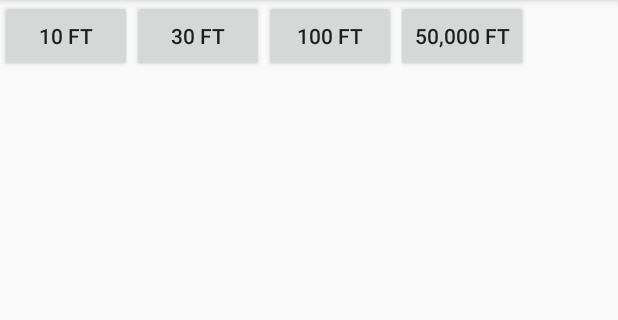
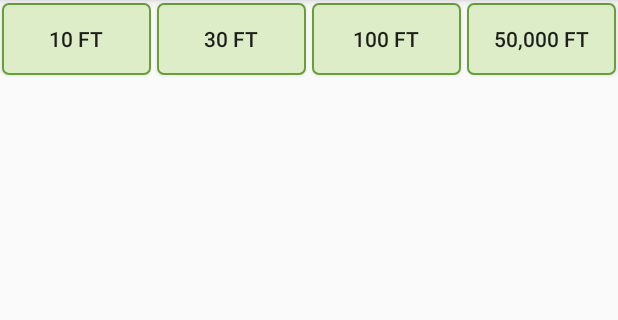
Before and after one commit to ingamontclair/TreeLog, an Android app: the screen it shows after launch once a user with an empty profile is signed in (TreeListFiltered), in the options menu, after a tap on "Filtered Tree List", on a phone screen of 412 x 824 dp, the part 84-404 px from its top. Run offline under Robolectric (Android 15) with nearby library versions, the light colour scheme and no system bars; our stand-ins replace ButterKnife, Firebase (no records; nobody signed in at launch, a user with empty details on screens opened directly); libraries missing offline, so code that uses them is left out: com.firebase.ui.

Commit message:
Session on New Tree is crearing now. Elion's buttons got our cool regular style :)

```diff
--- a/app/src/main/java/com/montclair/puma/treelog/utils/BaseActivity.java
+++ b/app/src/main/java/com/montclair/puma/treelog/utils/BaseActivity.java
@@ -17,6 +17,8 @@ import com.montclair.puma.treelog.TreeList;
 import com.montclair.puma.treelog.TreeListFiltered;
 import com.montclair.puma.treelog.WelcomeActivity;
 import com.google.firebase.auth.FirebaseAuth;
+import com.montclair.puma.treelog.models.TreeData;
+import com.montclair.puma.treelog.models.TreeSession;
 
 /**
  * Created by elionlimanaj on 4/26/17.
@@ -47,6 +49,7 @@ public class BaseActivity extends AppCompatActivity {
                 return true;
             case R.id.menu_new_tree:
                 //start activity to make a new tree
+                TreeSession.getInstance().setTreeData(new TreeData()); //clear session
                 intent = new Intent(this, LocateNewTree.class);
                 startActivity(intent);
                 //Toast.makeText(WelcomeActivity.this, "New tree clicked", Toast.LENGTH_LONG).show();
--- a/app/src/main/java/com/montclair/puma/treelog/utils/LocationActivity.java
+++ b/app/src/main/java/com/montclair/puma/treelog/utils/LocationActivity.java
@@ -35,6 +35,7 @@ public class LocationActivity extends BaseActivity
     protected void onCreate(Bundle savedInstanceState) {
         super.onCreate(savedInstanceState);
         buildGoogleApiClient();
+        //every time we use Locate tree button while creating new tree LocationRequest retirns new updated location of the phone
         LocationSettingsRequest.Builder builder = new LocationSettingsRequest.Builder()
                 .addLocationRequest(createLocationRequest());
     }
@@ -112,10 +113,10 @@ public class LocationActivity extends BaseActivity
     }
 
     protected LocationRequest createLocationRequest() {
-        LocationRequest mLocationRequest = new LocationRequest();
-        mLocationRequest.setInterval(10000);
-        mLocationRequest.setFastestInterval(5000);
-        mLocationRequest.setPriority(LocationRequest.PRIORITY_HIGH_ACCURACY);
+        LocationRequest mLocationRequest = new LocationRequest(); //initializing new location request object
+        mLocationRequest.setInterval(10000); //10 seconds is interval for requst updates
+        mLocationRequest.setFastestInterval(5000); //5 sec This method sets the fastest rate in milliseconds at which your app can handle location updates.
+        mLocationRequest.setPriority(LocationRequest.PRIORITY_HIGH_ACCURACY);//request the most precise location possible. With this setting, the location services are more likely to use GPS to determine the location.
         return mLocationRequest;
     }
 }
--- a/app/src/main/res/layout/activity_tree_list_filtered.xml
+++ b/app/src/main/res/layout/activity_tree_list_filtered.xml
@@ -10,31 +10,57 @@
     <LinearLayout
         android:layout_width="match_parent"
         android:layout_height="wrap_content"
-        android:orientation="horizontal">
+        android:orientation="horizontal"
+        android:weightSum="4"
+        >
 
         <Button
             android:layout_width="wrap_content"
             android:layout_height="wrap_content"
             android:onClick="load10"
-            android:text="@string/_10_ft" />
+            android:background="@drawable/regular_button"
+            android:layout_weight="1"
+            android:layout_marginLeft="1dp"
+            android:layout_marginRight="2dp"
+            android:layout_marginTop="2dp"
+            android:layout_marginBottom="2dp"
+            android:text="10 ft" />
 
         <Button
             android:layout_width="wrap_content"
             android:layout_height="wrap_content"
             android:onClick="load30"
-            android:text="@string/_30_ft" />
+            android:background="@drawable/regular_button"
+            android:layout_marginLeft="2dp"
+            android:layout_marginRight="2dp"
+            android:layout_marginTop="2dp"
+            android:layout_marginBottom="2dp"
+            android:layout_weight="1"
+            android:text="30 ft" />
 
         <Button
             android:layout_width="wrap_content"
             android:layout_height="wrap_content"
             android:onClick="load100"
-            android:text="@string/_100_ft" />
+            android:background="@drawable/regular_button"
+            android:layout_marginLeft="2dp"
+            android:layout_marginRight="2dp"
+            android:layout_marginTop="2dp"
+            android:layout_marginBottom="2dp"
+            android:layout_weight="1"
+            android:text="100 ft" />
 
         <Button
             android:layout_width="wrap_content"
             android:layout_height="wrap_content"
             android:onClick="load50000"
-            android:text="@string/_50_000_ft" />
+            android:background="@drawable/regular_button"
+            android:layout_marginLeft="2dp"
+            android:layout_marginRight="1dp"
+            android:layout_marginTop="2dp"
+            android:layout_marginBottom="2dp"
+            android:layout_weight="1"
+            android:text="50,000 ft" />
     </LinearLayout>
 
     <ListView
```
